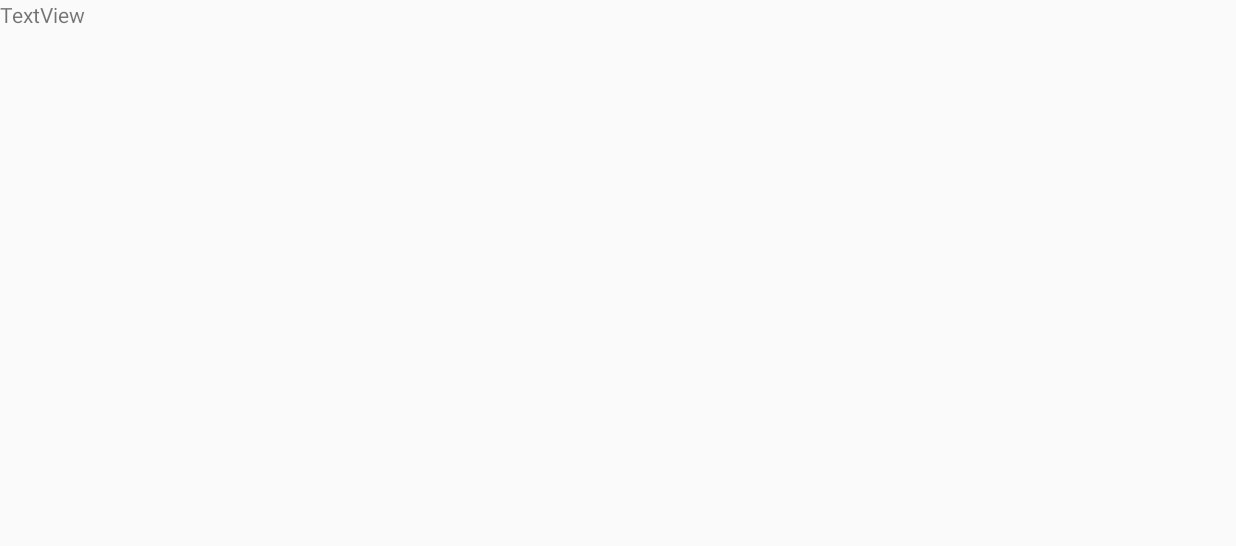
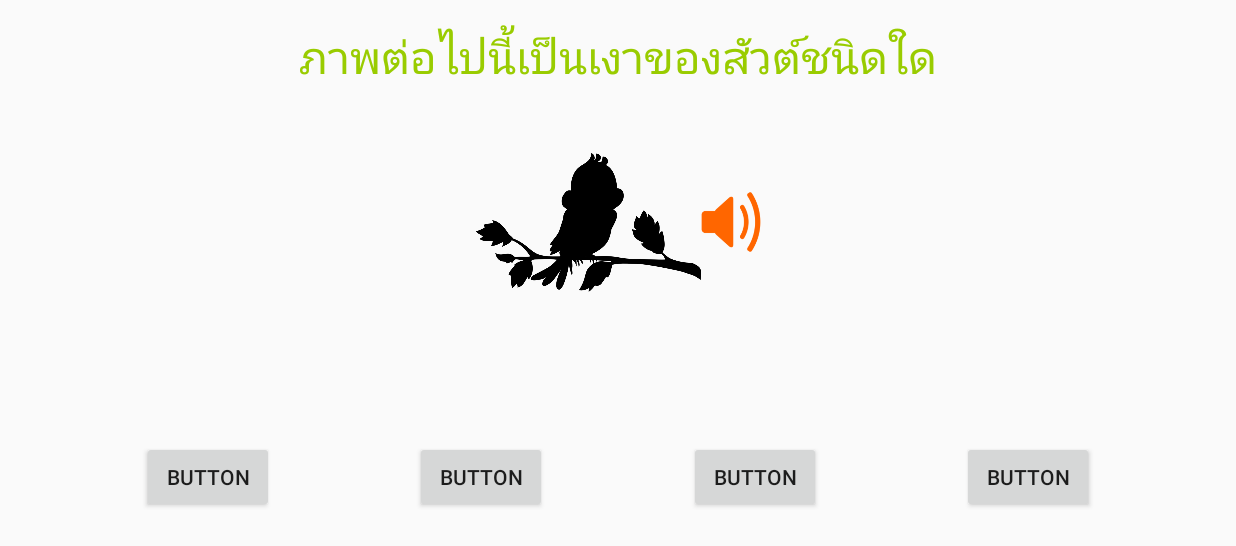
Before and after one commit to busza01/AnimalForFun, an Android app: the screen it shows after launch (Game), on a phone screen of 824 x 412 dp (held sideways). Before the commit the part shown is almost empty. Shown: the top 546 px of the screen. Run offline under Robolectric (Android 15) with nearby library versions, the light colour scheme and no system bars.

Commit message:
Design Game UI Complete

```diff
--- a/app/src/main/res/layout/activity_game.xml
+++ b/app/src/main/res/layout/activity_game.xml
@@ -11,5 +11,80 @@
         android:id="@+id/textView"
         android:layout_width="wrap_content"
         android:layout_height="wrap_content"
-        android:text="TextView" />
+        android:layout_marginTop="@dimen/my_magin"
+        android:text="@string/question"
+        android:textColor="@android:color/holo_green_light"
+        android:textSize="@dimen/h1"
+        app:layout_constraintLeft_toLeftOf="parent"
+        app:layout_constraintRight_toRightOf="parent"
+        app:layout_constraintTop_toTopOf="parent" />
+
+    <ImageView
+        android:id="@+id/imvQuestion"
+        android:layout_width="150dp"
+        android:layout_height="150dp"
+        android:layout_marginTop="@dimen/my_magin"
+        app:layout_constraintHorizontal_chainStyle="packed"
+        app:layout_constraintLeft_toLeftOf="parent"
+        app:layout_constraintRight_toLeftOf="@+id/imbVolumn"
+        app:layout_constraintTop_toBottomOf="@+id/textView"
+        app:srcCompat="@drawable/bird_02" />
+
+    <ImageButton
+        android:id="@+id/imbVolumn"
+        android:layout_width="40dp"
+        android:layout_height="40dp"
+        android:background="@null"
+        android:onClick="playSound"
+        android:scaleType="fitCenter"
+        app:srcCompat="@drawable/volume"
+        app:layout_constraintLeft_toRightOf="@+id/imvQuestion"
+        app:layout_constraintRight_toRightOf="parent"
+        android:layout_marginTop="70dp"
+        app:layout_constraintTop_toBottomOf="@+id/textView" />
+
+    <Button
+        android:id="@+id/btn1"
+        android:layout_width="wrap_content"
+        android:layout_height="wrap_content"
+        android:layout_marginBottom="8dp"
+        android:layout_marginTop="8dp"
+        android:onClick="choiceAns"
+        android:text="Button"
+        app:layout_constraintBottom_toBottomOf="parent"
+        app:layout_constraintLeft_toLeftOf="parent"
+        app:layout_constraintRight_toLeftOf="@+id/btn2"
+        app:layout_constraintTop_toBottomOf="@+id/imvQuestion" />
+
+    <Button
+        android:id="@+id/btn2"
+        android:layout_width="wrap_content"
+        android:layout_height="wrap_content"
+        android:onClick="choiceAns"
+        android:text="Button"
+        app:layout_constraintLeft_toRightOf="@+id/btn1"
+        app:layout_constraintRight_toLeftOf="@+id/btn3"
+        app:layout_constraintTop_toTopOf="@+id/btn1"
+        app:layout_constraintVertical_bias="0.506" />
+
+    <Button
+        android:id="@+id/btn3"
+        android:layout_width="wrap_content"
+        android:layout_height="wrap_content"
+        android:onClick="choiceAns"
+        android:text="Button"
+        app:layout_constraintLeft_toRightOf="@+id/btn2"
+        app:layout_constraintRight_toLeftOf="@+id/btn4"
+        app:layout_constraintTop_toTopOf="@+id/btn2"
+        app:layout_constraintVertical_bias="0.506" />
+
+    <Button
+        android:id="@+id/btn4"
+        android:layout_width="wrap_content"
+        android:layout_height="wrap_content"
+        android:onClick="choiceAns"
+        android:text="Button"
+        app:layout_constraintLeft_toRightOf="@+id/btn3"
+        app:layout_constraintRight_toRightOf="parent"
+        app:layout_constraintTop_toTopOf="@+id/btn3" />
 </android.support.constraint.ConstraintLayout>
```
